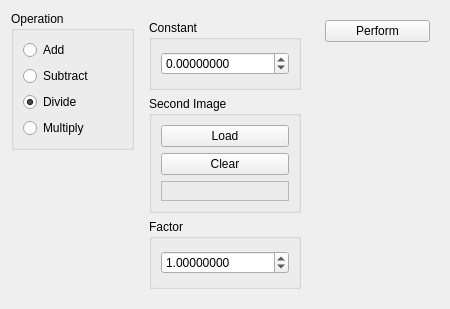
This is source/modules/binary_operations/BinaryOperationsWidget.ui in josefkoller/ambient_image_processor as Qt 5 draws it before an edit. The edited form follows.
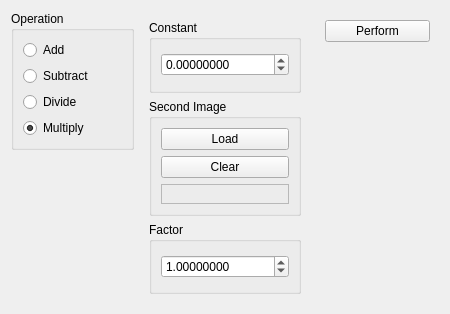
This is the edited form.

```diff
--- a/source/modules/binary_operations/BinaryOperationsWidget.ui
+++ b/source/modules/binary_operations/BinaryOperationsWidget.ui
@@ -7,7 +7,7 @@
     <x>0</x>
     <y>0</y>
     <width>450</width>
-    <height>309</height>
+    <height>314</height>
    </rect>
   </property>
   <property name="windowTitle">
@@ -46,7 +46,7 @@
          <string>Divide</string>
         </property>
         <property name="checked">
-         <bool>true</bool>
+         <bool>false</bool>
         </property>
        </widget>
       </item>
@@ -55,6 +55,9 @@
         <property name="text">
          <string>Multiply</string>
         </property>
+        <property name="checked">
+         <bool>true</bool>
+        </property>
        </widget>
       </item>
      </layout>
```
